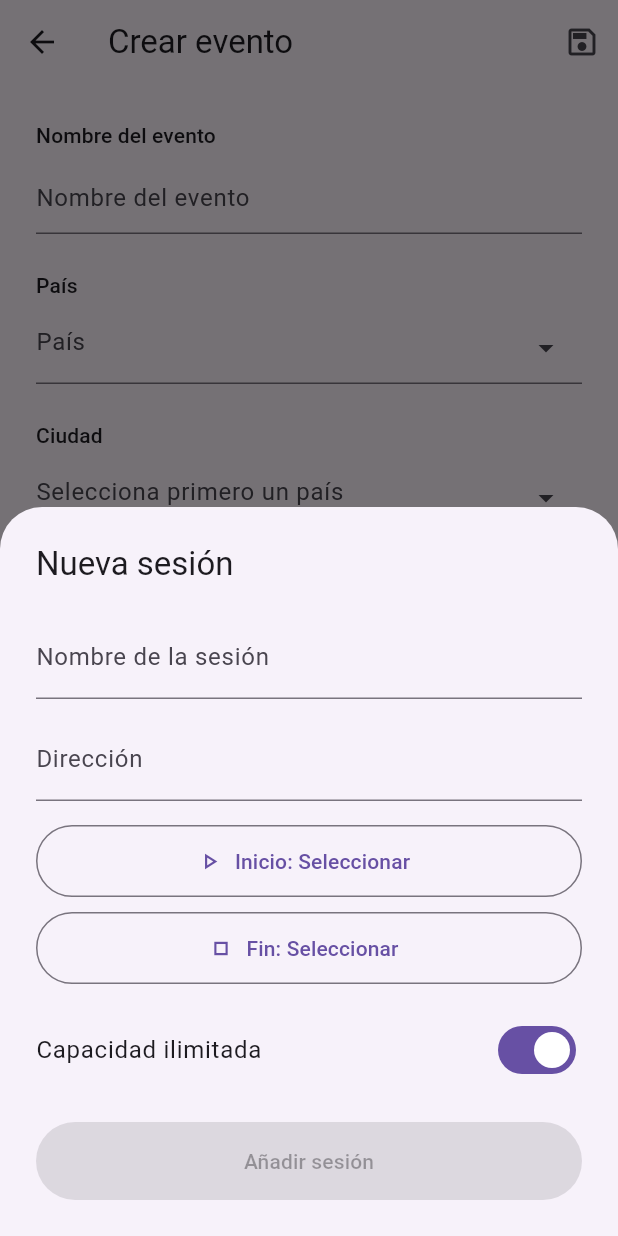
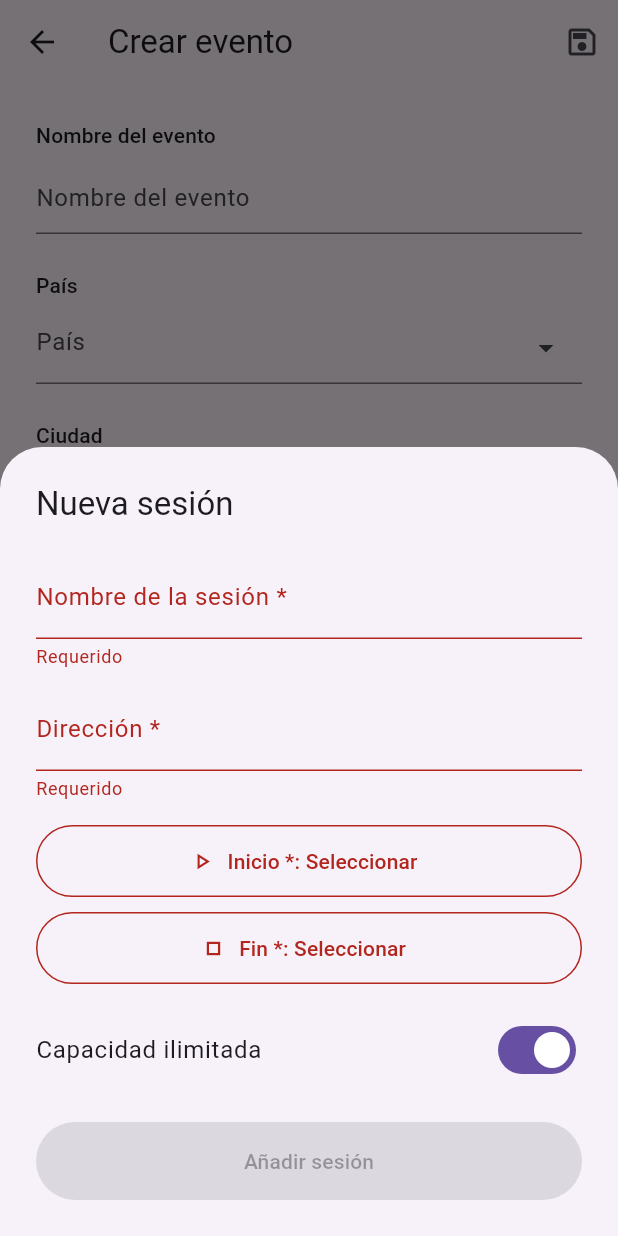
Before and after one commit to moveupempresa/moveup-frontend, a Flutter app: the EventFormScreen screen opened directly with empty values, after a tap on "Añadir sesión", on a phone screen of 412 x 824 dp. Run offline on Flutter 3.47's test engine with Material 3 defaults, Android fonts, the phone set to English and light mode, and no system bars; our stand-ins replace file_picker, image_picker, package_info_plus, shared_preferences, table_calendar, video_player; accounts and stored records are empty.

Commit message:
Explain why "Añadir sesión" is disabled: red errors + required asterisks
The session sheet's save button was just silently disabled when a
required field was missing, with no indication why. Required fields
(Nombre, Dirección, Inicio, Fin, Capacidad) are now marked with an
asterisk, and whichever ones are currently blocking save show in red
with an inline error message.

Co-Authored-By: Claude Sonnet 5 <noreply@anthropic.com>

```diff
--- a/lib/screens/event_form_screen.dart
+++ b/lib/screens/event_form_screen.dart
@@ -450,12 +450,24 @@ class _EventFormScreenState extends State<EventFormScreen> {
                     int.tryParse(capacityCtrl.text.trim()) != null &&
                     int.parse(capacityCtrl.text.trim()) > 0);
 
+            final nameEmpty = nameCtrl.text.trim().isEmpty;
+            final addressEmpty = addressCtrl.text.trim().isEmpty;
+            final startMissing = startDt == null;
+            final endMissing = endDt == null;
+
             final canSave =
-                nameCtrl.text.trim().isNotEmpty &&
-                addressCtrl.text.trim().isNotEmpty &&
-                startDt != null &&
-                endDt != null &&
+                !nameEmpty &&
+                !addressEmpty &&
+                !startMissing &&
+                !endMissing &&
                 capacityValid;
+
+            BorderSide? errorSide(bool hasError) => hasError
+                ? BorderSide(color: Theme.of(ctx).colorScheme.error)
+                : null;
+            TextStyle? errorTextStyle(bool hasError) => hasError
+                ? TextStyle(color: Theme.of(ctx).colorScheme.error)
+                : null;
 
             return SingleChildScrollView(
               padding: EdgeInsets.only(
@@ -475,8 +487,9 @@ class _EventFormScreenState extends State<EventFormScreen> {
                   const SizedBox(height: 20),
                   TextField(
                     controller: nameCtrl,
-                    decoration: const InputDecoration(
-                      labelText: 'Nombre de la sesión',
+                    decoration: InputDecoration(
+                      labelText: 'Nombre de la sesión *',
+                      errorText: nameEmpty ? 'Requerido' : null,
                     ),
                     textCapitalization: TextCapitalization.sentences,
                     onChanged: (_) => setSheetState(() {}),
@@ -484,7 +497,10 @@ class _EventFormScreenState extends State<EventFormScreen> {
                   const SizedBox(height: 12),
                   TextField(
                     controller: addressCtrl,
-                    decoration: const InputDecoration(labelText: 'Dirección'),
+                    decoration: InputDecoration(
+                      labelText: 'Dirección *',
+                      errorText: addressEmpty ? 'Requerido' : null,
+                    ),
                     textCapitalization: TextCapitalization.sentences,
                     onChanged: onAddressChanged,
                   ),
@@ -521,19 +537,37 @@ class _EventFormScreenState extends State<EventFormScreen> {
                   const SizedBox(height: 16),
                   OutlinedButton.icon(
                     onPressed: pickStart,
-                    icon: const Icon(Icons.play_arrow_outlined),
-                    label: Text('Inicio: ${fmt(startDt)}'),
+                    icon: Icon(
+                      Icons.play_arrow_outlined,
+                      color: startMissing
+                          ? Theme.of(ctx).colorScheme.error
+                          : null,
+                    ),
+                    label: Text(
+                      'Inicio *: ${fmt(startDt)}',
+                      style: errorTextStyle(startMissing),
+                    ),
                     style: OutlinedButton.styleFrom(
                       minimumSize: const Size.fromHeight(48),
+                      side: errorSide(startMissing),
                     ),
                   ),
                   const SizedBox(height: 10),
                   OutlinedButton.icon(
                     onPressed: pickEnd,
-                    icon: const Icon(Icons.stop_outlined),
-                    label: Text('Fin: ${fmt(endDt)}'),
+                    icon: Icon(
+                      Icons.stop_outlined,
+                      color: endMissing
+                          ? Theme.of(ctx).colorScheme.error
+                          : null,
+                    ),
+                    label: Text(
+                      'Fin *: ${fmt(endDt)}',
+                      style: errorTextStyle(endMissing),
+                    ),
                     style: OutlinedButton.styleFrom(
                       minimumSize: const Size.fromHeight(48),
+                      side: errorSide(endMissing),
                     ),
                   ),
                   const SizedBox(height: 16),
@@ -550,8 +584,11 @@ class _EventFormScreenState extends State<EventFormScreen> {
                     const SizedBox(height: 4),
                     TextField(
                       controller: capacityCtrl,
-                      decoration: const InputDecoration(
-                        labelText: 'Capacidad (nº de personas)',
+                      decoration: InputDecoration(
+                        labelText: 'Capacidad (nº de personas) *',
+                        errorText: !capacityValid
+                            ? 'Introduce un número mayor que 0'
+                            : null,
                       ),
                       keyboardType: TextInputType.number,
                       onChanged: (_) => setSheetState(() {}),
```
